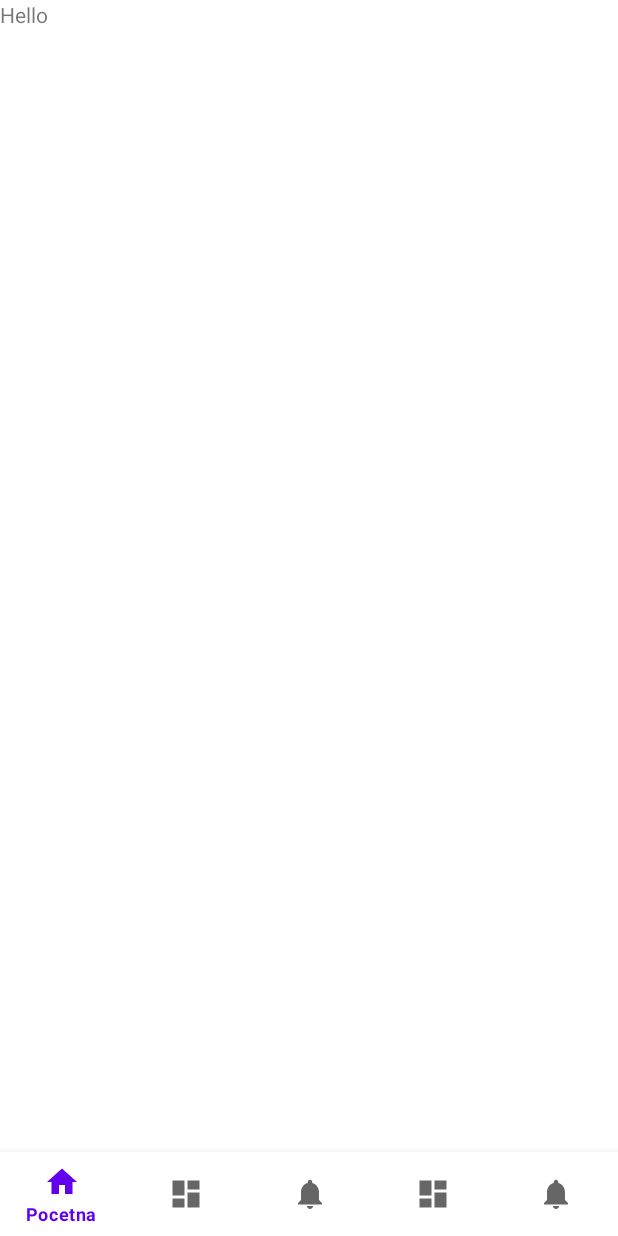
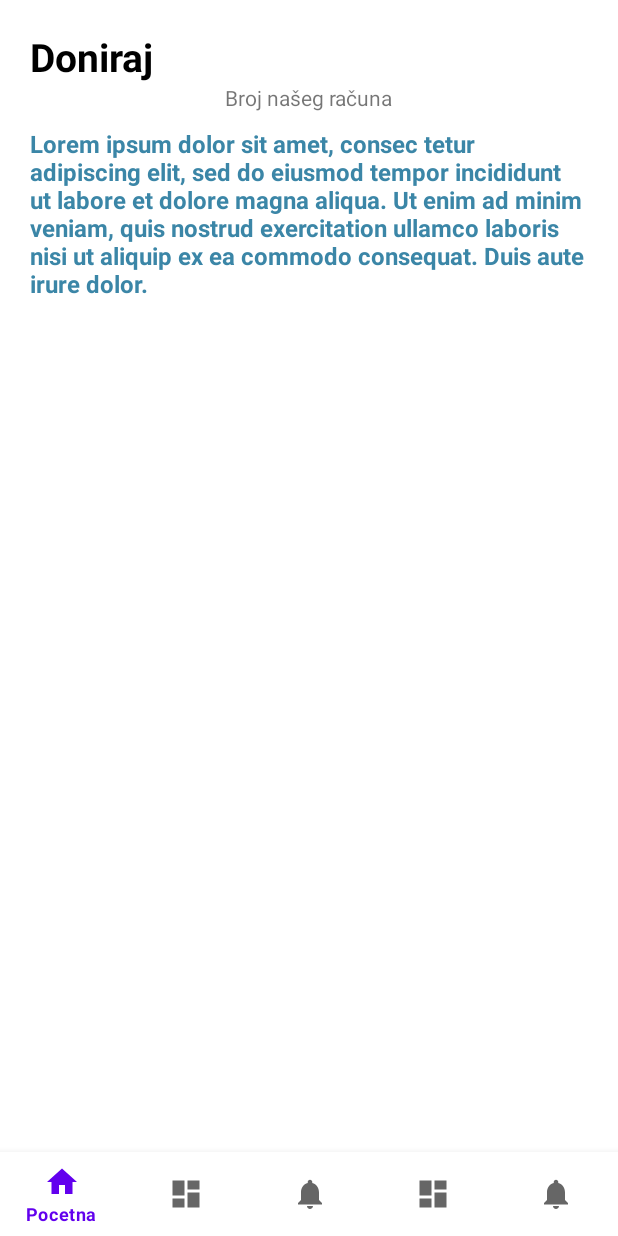
Before and after one commit to vegaitsourcing/prva-zelena-hitna-pomoc-android-app, an Android app: the DonateFragment screen opened through its navigation route, on a phone screen of 412 x 824 dp. Run offline under Robolectric (Android 15) with nearby library versions, the phone set to English and light mode, and no system bars; our stand-ins replace Dagger/Hilt's generated code, Firebase (no records; nobody signed in at launch, a user with empty details on screens opened directly), navigation-ui; pictures from the network do not load.

Commit message:
work in progress..

```diff
--- a/app/src/main/java/com/example/hakaton/ui/donate/DonateFragment.kt
+++ b/app/src/main/java/com/example/hakaton/ui/donate/DonateFragment.kt
@@ -1,32 +1,48 @@
 package com.example.hakaton.ui.donate
 
-import androidx.lifecycle.ViewModelProvider
 import android.os.Bundle
-import androidx.fragment.app.Fragment
 import android.view.LayoutInflater
 import android.view.View
 import android.view.ViewGroup
-import com.example.hakaton.R
+import androidx.fragment.app.Fragment
+import androidx.fragment.app.viewModels
+import com.example.hakaton.databinding.FragmentDonateBinding
+import dagger.hilt.android.AndroidEntryPoint
 
+@AndroidEntryPoint
 class DonateFragment : Fragment() {
 
-    companion object {
-        fun newInstance() = DonateFragment()
-    }
+    private var _binding: FragmentDonateBinding? = null
+    private val binding get() = _binding!!
 
-    private lateinit var viewModel: DonateViewModel
+    private val viewModel: DonateViewModel by viewModels()
 
     override fun onCreateView(
         inflater: LayoutInflater, container: ViewGroup?,
         savedInstanceState: Bundle?
     ): View? {
-        return inflater.inflate(R.layout.fragment_donate, container, false)
+        _binding = FragmentDonateBinding.inflate(inflater, container, false)
+        return binding.root
     }
 
-    override fun onActivityCreated(savedInstanceState: Bundle?) {
-        super.onActivityCreated(savedInstanceState)
-        viewModel = ViewModelProvider(this).get(DonateViewModel::class.java)
-        // TODO: Use the ViewModel
+    override fun onViewCreated(view: View, savedInstanceState: Bundle?) {
+        super.onViewCreated(view, savedInstanceState)
+        loadDonationData()
     }
 
+    private fun loadDonationData() {
+        viewModel.donateDetails.observe(viewLifecycleOwner){ donationDetails->
+            binding.apply {
+                donationDetails?.let {
+                    textDonateDescription.text = donationDetails.description
+                    textBankAccountNumber.text = "${textBankAccountNumber.text}: ${donationDetails.cardNumber} "
+                }
+            }
+        }
+    }
+
+    override fun onDestroyView() {
+        super.onDestroyView()
+        _binding = null
+    }
 }
--- a/app/src/main/java/com/example/hakaton/ui/donate/DonateViewModel.kt
+++ b/app/src/main/java/com/example/hakaton/ui/donate/DonateViewModel.kt
@@ -1,7 +1,49 @@
 package com.example.hakaton.ui.donate
 
+import android.util.Log
+import androidx.lifecycle.LiveData
+import androidx.lifecycle.MutableLiveData
 import androidx.lifecycle.ViewModel
+import androidx.lifecycle.viewModelScope
+import com.example.common.models.donation.Donation
+import com.example.common.utils.DataState
+import com.example.common.utils.TAG
+import com.example.domain.donate.DonateRepository
+import dagger.hilt.android.lifecycle.HiltViewModel
+import kotlinx.coroutines.Dispatchers
+import kotlinx.coroutines.launch
+import javax.inject.Inject
 
-class DonateViewModel : ViewModel() {
-    // TODO: Implement the ViewModel
+@HiltViewModel
+class DonateViewModel
+@Inject constructor(
+    private val repository: DonateRepository
+) : ViewModel() {
+
+    private val _donateDetails = MutableLiveData<Donation?>()
+    val donateDetails: LiveData<Donation?> get() = _donateDetails
+
+    private fun getDonateDetails() {
+        viewModelScope.launch(Dispatchers.IO) {
+            repository.getDonateDetails().collect{ donateDetails->
+                when(donateDetails){
+                    is  DataState.Loading -> {
+                        Log.d(TAG, "getDonateDetails: Loading..")
+                    }
+                    is  DataState.Success -> {
+                        Log.d(TAG, "getDonateDetails - Success: ${donateDetails.data}")
+                        _donateDetails.postValue(donateDetails.data)
+                    }
+                    is  DataState.Error -> {
+                        Log.d(TAG, "getDonateDetails - Error: ${donateDetails.exception}")
+                    }
+                    else -> {}
+                }
+            }
+        }
+    }
+
+    init {
+        getDonateDetails()
+    }
 }
--- a/app/src/main/java/com/example/hakaton/ui/home/categories/CategoryFragment.kt
+++ b/app/src/main/java/com/example/hakaton/ui/home/categories/CategoryFragment.kt
@@ -14,7 +14,9 @@ import com.bumptech.glide.Glide
 import com.example.hakaton.R
 import com.example.hakaton.databinding.FragmentCategoryBinding
 import com.example.hakaton.ui.home.categories.adapter.CategoryAdapter
+import dagger.hilt.android.AndroidEntryPoint
 
+@AndroidEntryPoint
 class CategoryFragment : Fragment() {
 
     private var _binding: FragmentCategoryBinding? = null
--- a/app/src/main/res/layout/fragment_donate.xml
+++ b/app/src/main/res/layout/fragment_donate.xml
@@ -1,13 +1,44 @@
 <?xml version="1.0" encoding="utf-8"?>
-<FrameLayout xmlns:android="http://schemas.android.com/apk/res/android"
+<androidx.constraintlayout.widget.ConstraintLayout
+    xmlns:android="http://schemas.android.com/apk/res/android"
     xmlns:tools="http://schemas.android.com/tools"
+    xmlns:app="http://schemas.android.com/apk/res-auto"
     android:layout_width="match_parent"
     android:layout_height="match_parent"
-    tools:context=".ui.donate.DonateFragment">
+    tools:context=".ui.donate.DonateFragment"
+    android:padding="20sp">
 
     <TextView
+        android:id="@+id/text_donate_title"
+        android:layout_width="wrap_content"
+        android:layout_height="wrap_content"
+        app:layout_constraintStart_toStartOf="parent"
+        app:layout_constraintTop_toTopOf="parent"
+        android:text="@string/fragment_donate_title"
+        android:textStyle="bold"
+        android:textColor="@color/black"
+        android:textSize="@dimen/text_title_size"/>
+
+    <TextView
+        android:id="@+id/text_bank_account_number"
+        android:layout_width="wrap_content"
+        android:layout_height="wrap_content"
+        android:text="@string/donate_bank_account_number"
+        app:layout_constraintStart_toStartOf="parent"
+        app:layout_constraintEnd_toEndOf="parent"
+        app:layout_constraintTop_toBottomOf="@+id/text_donate_title"/>
+
+    <TextView
+        android:id="@+id/text_donate_description"
         android:layout_width="match_parent"
-        android:layout_height="match_parent"
-        android:text="Hello" />
+        android:layout_height="wrap_content"
+        app:layout_constraintStart_toStartOf="parent"
+        app:layout_constraintEnd_toEndOf="parent"
+        app:layout_constraintTop_toBottomOf="@+id/text_bank_account_number"
+        android:layout_marginTop="10sp"
+        android:text="Lorem ipsum dolor sit amet, consec tetur adipiscing elit, sed do eiusmod tempor incididunt ut labore et dolore magna aliqua. Ut enim ad minim veniam, quis nostrud exercitation ullamco laboris nisi ut aliquip ex ea commodo consequat. Duis aute irure dolor."
+        android:textStyle="bold"
+        android:textColor="@color/text_desc_color"
+        android:textSize="@dimen/text_description_size"/>
 
-</FrameLayout>
+</androidx.constraintlayout.widget.ConstraintLayout>
--- a/app/src/main/res/values/strings.xml
+++ b/app/src/main/res/values/strings.xml
@@ -59,4 +59,7 @@
     <string name="contact_phone_number">Broj telefona</string>
     <string name="contact_email">Email</string>
     <string name="contact_web">Web</string>
+
+    <string name="fragment_donate_title">Doniraj</string>
+    <string name="donate_bank_account_number">Broj našeg računa</string>
 </resources>
```
Also changed, not shown: app/src/main/java/com/example/hakaton/ui/contact/ContactFragment.kt (+10 -4 lines), app/src/main/res/layout/fragment_contact.xml (+19 -0 lines).
